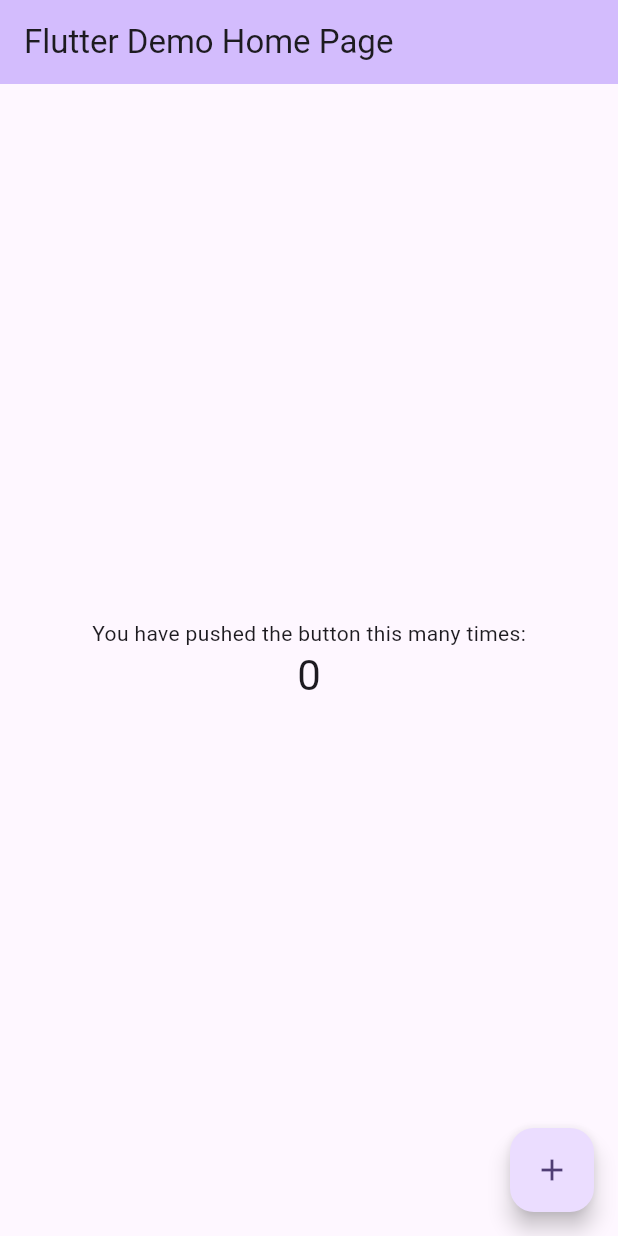
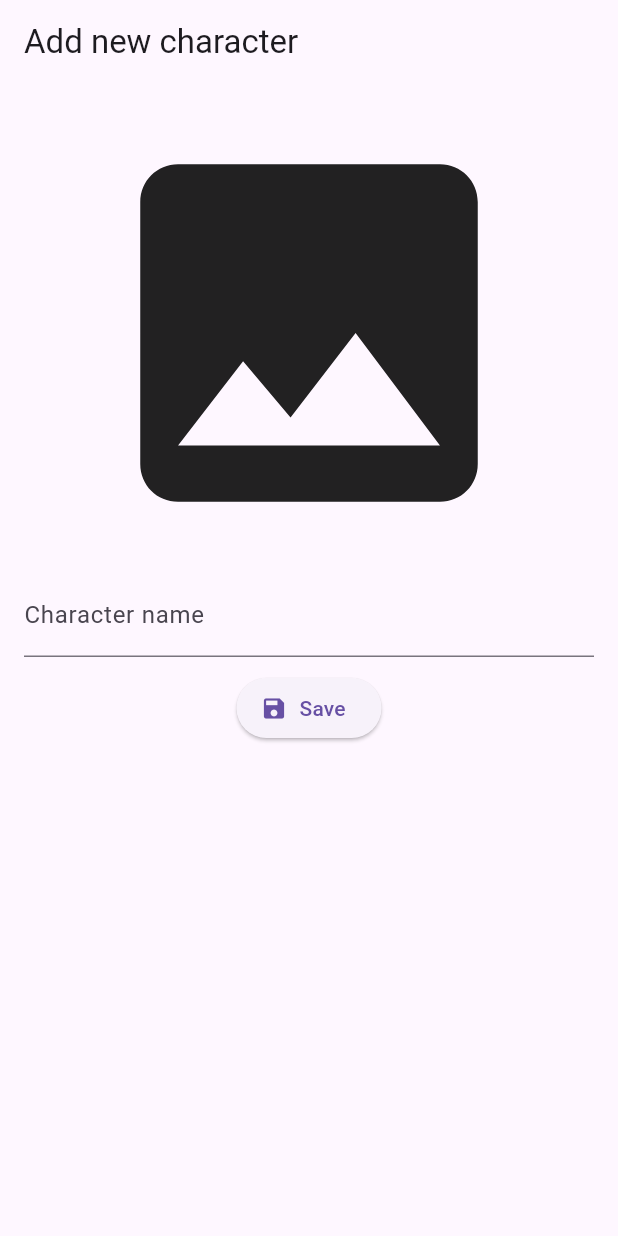
Before and after one commit to alexS317/comfort_zone_remake, a Flutter app: the screen it shows after launch, on a phone screen of 412 x 824 dp. Run offline on Flutter 3.47's test engine with Material 2 defaults, Android fonts, the phone set to English and light mode, and no system bars.

Commit message:
Create basic AddCharacterScreen layout

```diff
--- a/lib/main.dart
+++ b/lib/main.dart
@@ -1,3 +1,4 @@
+import 'package:comfort_zone_remake/screens/add_character.dart';
 import 'package:flutter/material.dart';
 
 void main() {
@@ -14,112 +15,10 @@ class MyApp extends StatelessWidget {
       title: 'Flutter Demo',
       theme: ThemeData(
         // This is the theme of your application.
-        //
-        // TRY THIS: Try running your application with "flutter run". You'll see
-        // the application has a blue toolbar. Then, without quitting the app,
-        // try changing the seedColor in the colorScheme below to Colors.green
-        // and then invoke "hot reload" (save your changes or press the "hot
-        // reload" button in a Flutter-supported IDE, or press "r" if you used
-        // the command line to start the app).
-        //
-        // Notice that the counter didn't reset back to zero; the application
-        // state is not lost during the reload. To reset the state, use hot
-        // restart instead.
-        //
-        // This works for code too, not just values: Most code changes can be
-        // tested with just a hot reload.
-        colorScheme: ColorScheme.fromSeed(seedColor: Colors.deepPurple),
+        // colorScheme: ColorScheme.fromSeed(seedColor: Colors.deepPurple),
         useMaterial3: true,
       ),
-      home: const MyHomePage(title: 'Flutter Demo Home Page'),
+      home: AddCharacterScreen(),
     );
   }
 }
-
-class MyHomePage extends StatefulWidget {
-  const MyHomePage({super.key, required this.title});
-
-  // This widget is the home page of your application. It is stateful, meaning
-  // that it has a State object (defined below) that contains fields that affect
-  // how it looks.
-
-  // This class is the configuration for the state. It holds the values (in this
-  // case the title) provided by the parent (in this case the App widget) and
-  // used by the build method of the State. Fields in a Widget subclass are
-  // always marked "final".
-
-  final String title;
-
-  @override
-  State<MyHomePage> createState() => _MyHomePageState();
-}
-
-class _MyHomePageState extends State<MyHomePage> {
-  int _counter = 0;
-
-  void _incrementCounter() {
-    setState(() {
-      // This call to setState tells the Flutter framework that something has
-      // changed in this State, which causes it to rerun the build method below
-      // so that the display can reflect the updated values. If we changed
-      // _counter without calling setState(), then the build method would not be
-      // called again, and so nothing would appear to happen.
-      _counter++;
-    });
-  }
-
-  @override
-  Widget build(BuildContext context) {
-    // This method is rerun every time setState is called, for instance as done
-    // by the _incrementCounter method above.
-    //
-    // The Flutter framework has been optimized to make rerunning build methods
-    // fast, so that you can just rebuild anything that needs updating rather
-    // than having to individually change instances of widgets.
-    return Scaffold(
-      appBar: AppBar(
-        // TRY THIS: Try changing the color here to a specific color (to
-        // Colors.amber, perhaps?) and trigger a hot reload to see the AppBar
-        // change color while the other colors stay the same.
-        backgroundColor: Theme.of(context).colorScheme.inversePrimary,
-        // Here we take the value from the MyHomePage object that was created by
-        // the App.build method, and use it to set our appbar title.
-        title: Text(widget.title),
-      ),
-      body: Center(
-        // Center is a layout widget. It takes a single child and positions it
-        // in the middle of the parent.
-        child: Column(
-          // Column is also a layout widget. It takes a list of children and
-          // arranges them vertically. By default, it sizes itself to fit its
-          // children horizontally, and tries to be as tall as its parent.
-          //
-          // Column has various properties to control how it sizes itself and
-          // how it positions its children. Here we use mainAxisAlignment to
-          // center the children vertically; the main axis here is the vertical
-          // axis because Columns are vertical (the cross axis would be
-          // horizontal).
-          //
-          // TRY THIS: Invoke "debug painting" (choose the "Toggle Debug Paint"
-          // action in the IDE, or press "p" in the console), to see the
-          // wireframe for each widget.
-          mainAxisAlignment: MainAxisAlignment.center,
-          children: <Widget>[
-            const Text(
-              'You have pushed the button this many times:',
-            ),
-            Text(
-              '$_counter',
-              style: Theme.of(context).textTheme.headlineMedium,
-            ),
-          ],
-        ),
-      ),
-      floatingActionButton: FloatingActionButton(
-        onPressed: _incrementCounter,
-        tooltip: 'Increment',
-        child: const Icon(Icons.add),
-      ), // This trailing comma makes auto-formatting nicer for build methods.
-    );
-  }
-}
--- /dev/null
+++ b/lib/screens/add_character.dart
@@ -0,0 +1,39 @@
+import 'package:flutter/material.dart';
+
+class AddCharacterScreen extends StatelessWidget {
+  const AddCharacterScreen({super.key});
+
+  @override
+  Widget build(BuildContext context) {
+    return Scaffold(
+      appBar: AppBar(
+        title: const Text('Add new character'),
+      ),
+      body: SingleChildScrollView(
+        padding: const EdgeInsets.all(16),
+        child: Column(
+          children: [
+            const SizedBox(
+              height: 300,
+              child: FittedBox(
+                child: Icon(Icons.image),
+              ),
+            ),
+            const SizedBox(height: 10),
+            const TextField(
+              decoration: InputDecoration(
+                labelText: 'Character name',
+              ),
+            ),
+            const SizedBox(height: 10),
+            ElevatedButton.icon(
+              onPressed: () {},
+              icon: const Icon(Icons.save),
+              label: const Text('Save'),
+            ),
+          ],
+        ),
+      ),
+    );
+  }
+}
```
